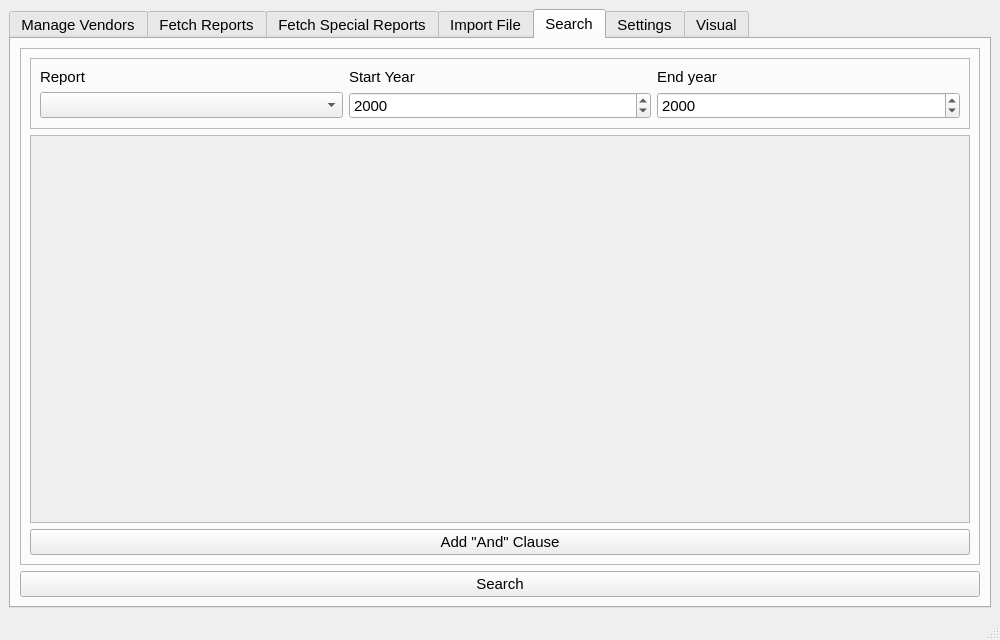
First picture: the form in ui/MainWindow.ui, repository CS-4820-Library-Project/COUNTER-5-Report-Tool-2020-5.0, before the edit.
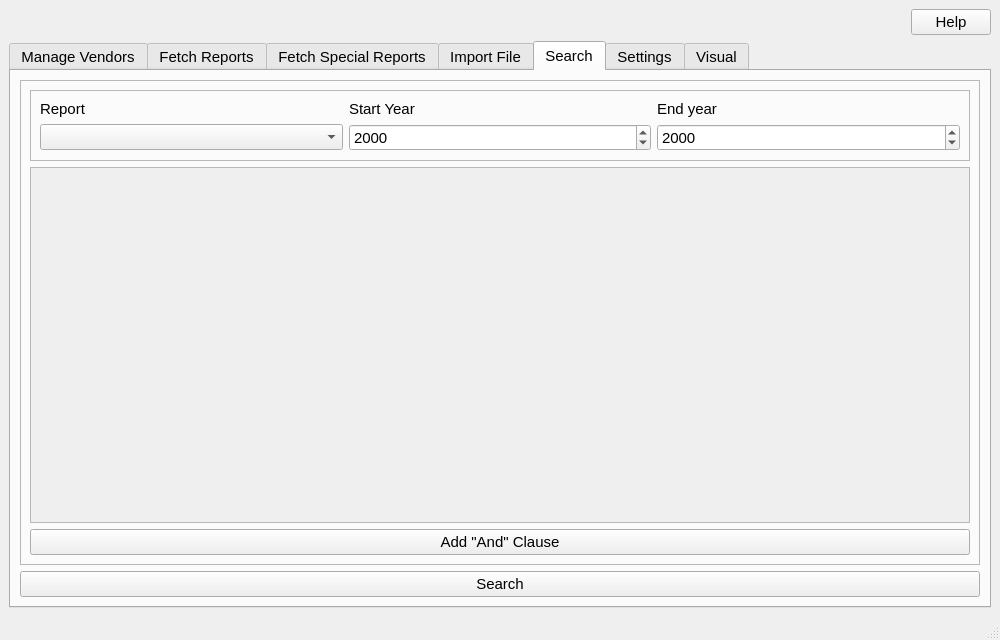
Second picture: the form after the edit. The open tabs and pages were chosen to show the change.

Commit message: added help button

```diff
--- a/ui/MainWindow.ui
+++ b/ui/MainWindow.ui
@@ -27,7 +27,7 @@
   </property>
   <widget class="QWidget" name="centralwidget">
    <layout class="QGridLayout" name="gridLayout">
-    <item row="1" column="0">
+    <item row="2" column="0">
      <widget class="QTabWidget" name="tabWidget">
       <property name="enabled">
        <bool>true</bool>
@@ -1482,8 +1482,8 @@
                <rect>
                 <x>0</x>
                 <y>0</y>
-                <width>858</width>
-                <height>83</height>
+                <width>918</width>
+                <height>314</height>
                </rect>
               </property>
               <property name="sizePolicy">
@@ -1953,6 +1953,13 @@
       </widget>
      </widget>
     </item>
+    <item row="1" column="0" alignment="Qt::AlignRight">
+     <widget class="QPushButton" name="helpButton">
+      <property name="text">
+       <string>Help</string>
+      </property>
+     </widget>
+    </item>
    </layout>
   </widget>
   <widget class="QMenuBar" name="menubar">
```
The commit also changes 2 other files.
